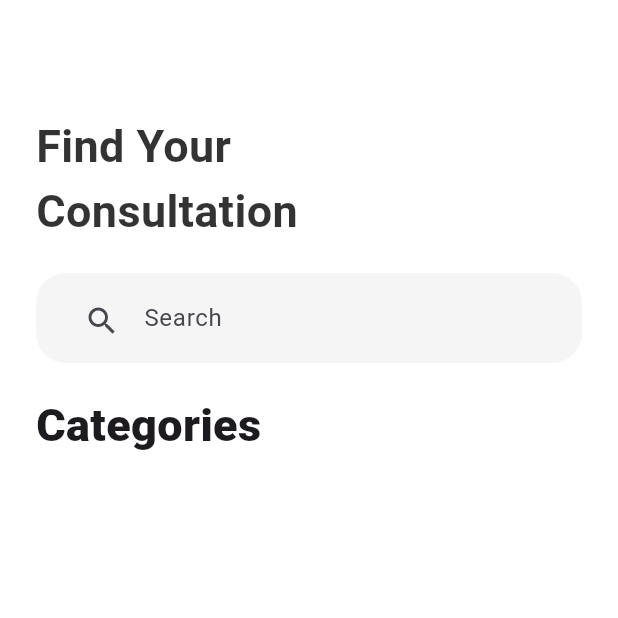
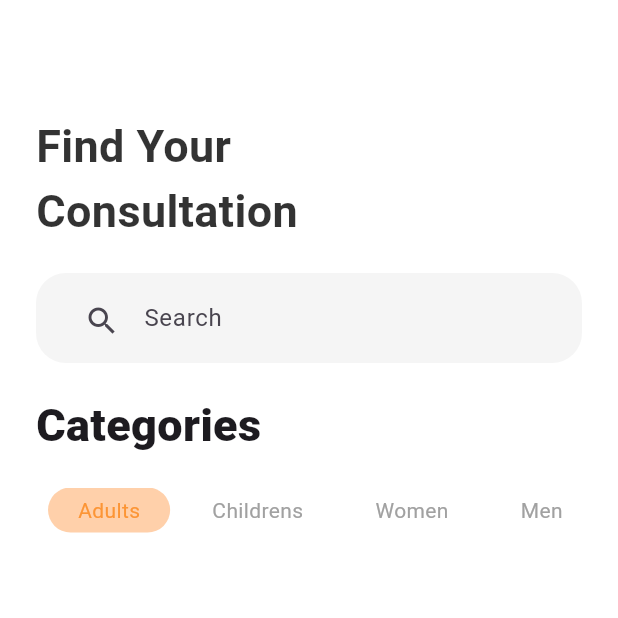
Before and after one commit to mahabubulhasibshawon/Doctor-Booking-App-UI, a Flutter app: the screen it shows after launch, on a phone screen of 412 x 824 dp, the top half of it. Run offline on Flutter 3.47's test engine with Material 3 defaults, Android fonts, the phone set to English and light mode, and no system bars.

Commit message:
category tile

```diff
--- a/lib/pages/home_page.dart
+++ b/lib/pages/home_page.dart
@@ -1,3 +1,4 @@
+import 'package:doctor_booking_ui/tile/categorie_tile.dart';
 import 'package:flutter/material.dart';
 import 'package:flutter/services.dart';
 
@@ -7,10 +8,10 @@ class HomePage extends StatefulWidget {
   const HomePage({super.key});
 
   @override
-  State<HomePage> createState() => _HomePageState();
+  State<HomePage> createState() => HomePageState();
 }
 
-class _HomePageState extends State<HomePage> {
+class HomePageState extends State<HomePage> {
 
   List<String> categories = ['Adults', 'Childrens', 'Women', 'Men'];
 
@@ -69,7 +70,19 @@ class _HomePageState extends State<HomePage> {
               ),
               SizedBox(height: 20,),
               Container(
-
+                height: 30,
+                child: ListView.builder(
+                    itemCount: categories.length,
+                    shrinkWrap: true,
+                    physics: ClampingScrollPhysics(),
+                    scrollDirection: Axis.horizontal,
+                    itemBuilder: (context, index) {
+                  return CategorieTile(
+                    categorie: categories[index],
+                    isSelected: selectedCategorie == categories[index],
+                    context: this,
+                  );
+                }),
               )
             ],
           ),
--- /dev/null
+++ b/lib/tile/categorie_tile.dart
@@ -0,0 +1,43 @@
+import 'package:flutter/material.dart';
+
+import '../pages/pages.dart';
+
+class CategorieTile extends StatefulWidget {
+  const CategorieTile({super.key, this.categorie, this.isSelected, this.context});
+
+  final String? categorie;
+  final bool? isSelected;
+  final HomePageState? context;
+
+  @override
+  State<CategorieTile> createState() => _CategorieTileState();
+}
+
+class _CategorieTileState extends State<CategorieTile> {
+  @override
+  Widget build(BuildContext context) {
+    return GestureDetector(
+      onTap: (){
+        widget.context!.setState(() {
+          selectedCategorie = widget.categorie;
+        });
+      },
+      child: Container(
+        alignment: Alignment.center,
+        padding: EdgeInsets.symmetric(horizontal: 20),
+        margin: EdgeInsets.only(left: 8),
+        height: 30,
+        decoration: BoxDecoration(
+          color: widget.isSelected! ? Color(0xffFFD0AA) : Colors.white,
+          borderRadius: BorderRadius.circular(30)
+        ),
+        child: Text(
+          widget.categorie!,
+          style: TextStyle(
+            color: widget.isSelected! ? Color(0xffFC9535) : Color(0xffA1A1A1)
+          ),
+        ),
+      ),
+    );
+  }
+}
```
